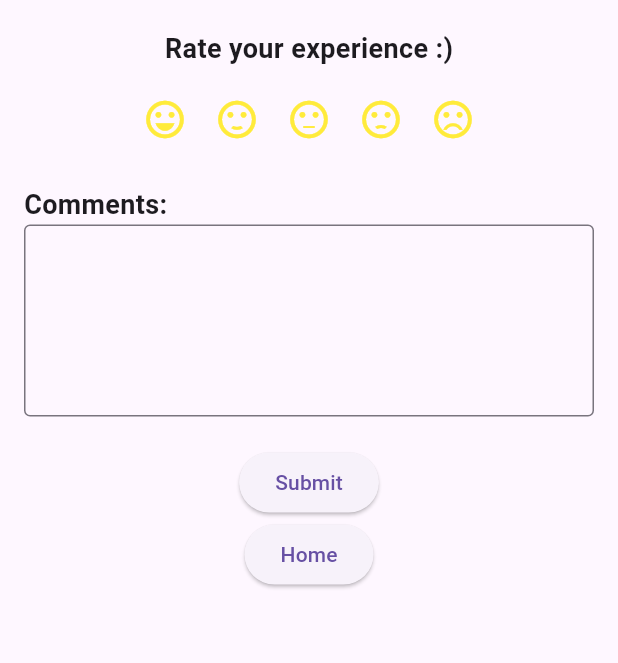
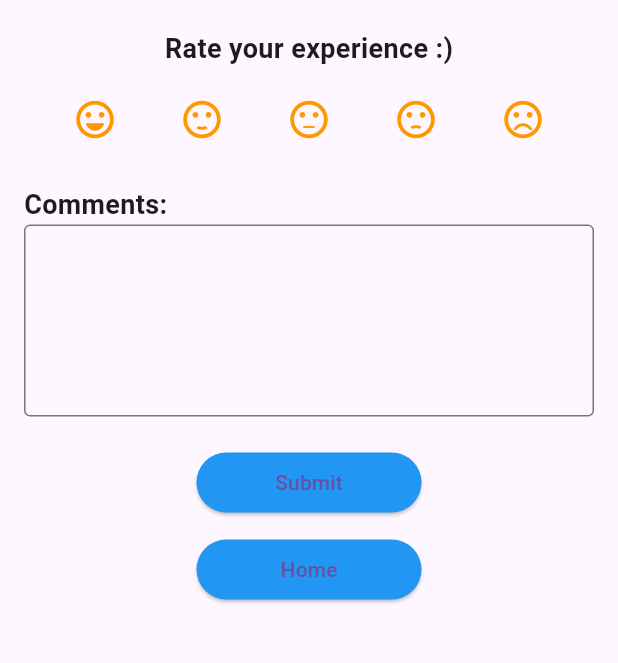
Before and after one commit to charite-uwatwembi/Group38_FlutterProject, a Flutter app: the FeedbackPage screen opened directly, on a phone screen of 412 x 824 dp, the part 341-1004 px from its top. Run offline on Flutter 3.47's test engine with Material 3 defaults, Android fonts, the phone set to English and light mode, and no system bars; our stand-ins replace auto_size_text, get, velocity_x; Roboto replaces fonts that are missing (nunito).

Commit message:
updated the feedback page

```diff
--- a/baho_app/lib/views/feedBack_view/feedback_view.dart
+++ b/baho_app/lib/views/feedBack_view/feedback_view.dart
@@ -13,15 +13,13 @@ class FeedbackPage extends StatelessWidget {
           color: Colors.white, // Set the back button color to white
         ),
       ),
-      body: Padding(
+      body: SingleChildScrollView(
+        child: Padding(
           padding: const EdgeInsets.all(16.0),
           child: Column(
-          crossAxisAlignment: CrossAxisAlignment.start,
+            crossAxisAlignment: CrossAxisAlignment.center,
             children: [
               SizedBox(height: 16),
-            Center(
-              child: Column(
-                children: [
               CircleAvatar(
                 radius: 50,
                 backgroundImage: AssetImage('assets/images/logo.png'), // Replace with your logo path
@@ -31,48 +29,44 @@ class FeedbackPage extends StatelessWidget {
                 'Baho',
                 style: TextStyle(fontSize: 20, fontWeight: FontWeight.bold),
               ),
-                ],
-              ),
-            ),
               SizedBox(height: 20),
-            Center(
-              child: Text(
+              Text(
                 'Rate your experience :)',
                 style: TextStyle(fontSize: 18, fontWeight: FontWeight.bold),
               ),
-            ),
               SizedBox(height: 10),
-            Center(
-              child: Row(
-                mainAxisSize: MainAxisSize.min,
+              Row(
+                mainAxisAlignment: MainAxisAlignment.spaceEvenly,
                 children: [
                   IconButton(
-                    icon: Icon(Icons.sentiment_very_satisfied, color: Colors.yellow, size: 30),
+                    icon: Icon(Icons.sentiment_very_satisfied, color: Colors.orange, size: 30),
                     onPressed: () {},
                   ),
                   IconButton(
-                    icon: Icon(Icons.sentiment_satisfied, color: Colors.yellow, size: 30),
+                    icon: Icon(Icons.sentiment_satisfied, color: Colors.orange, size: 30),
                     onPressed: () {},
                   ),
                   IconButton(
-                    icon: Icon(Icons.sentiment_neutral, color: Colors.yellow, size: 30),
+                    icon: Icon(Icons.sentiment_neutral, color: Colors.orange, size: 30),
                     onPressed: () {},
                   ),
                   IconButton(
-                    icon: Icon(Icons.sentiment_dissatisfied, color: Colors.yellow, size: 30),
+                    icon: Icon(Icons.sentiment_dissatisfied, color: Colors.orange, size: 30),
                     onPressed: () {},
                   ),
                   IconButton(
-                    icon: Icon(Icons.sentiment_very_dissatisfied, color: Colors.yellow, size: 30),
+                    icon: Icon(Icons.sentiment_very_dissatisfied, color: Colors.orange, size: 30),
                     onPressed: () {},
                   ),
                 ],
               ),
-            ),
               SizedBox(height: 20),
-            Text(
+              Align(
+                alignment: Alignment.centerLeft,
+                child: Text(
                   'Comments:',
                   style: TextStyle(fontSize: 18, fontWeight: FontWeight.bold),
+                ),
               ),
               TextField(
                 maxLines: 4,
@@ -81,16 +75,18 @@ class FeedbackPage extends StatelessWidget {
                 ),
               ),
               SizedBox(height: 20),
-            Center(
-              child: ElevatedButton(
+              ElevatedButton(
                 onPressed: () {
                   // Handle Submit
                 },
                 child: Text('Submit'),
+                style: ElevatedButton.styleFrom(
+                  backgroundColor: Colors.blue,
+                  minimumSize: Size(150, 40),
                 ),
               ),
-            Center(
-              child: ElevatedButton(
+              SizedBox(height: 10),
+              ElevatedButton(
                 onPressed: () {
                   Navigator.push(
                     context,
@@ -98,11 +94,15 @@ class FeedbackPage extends StatelessWidget {
                   );
                 },
                 child: Text('Home'),
+                style: ElevatedButton.styleFrom(
+                  backgroundColor: Colors.blue,
+                  minimumSize: Size(150, 40),
                 ),
               ),
             ],
           ),
         ),
+      ),
     );
   }
 }
```
Lines whose indentation alone changed are shown as unchanged.
